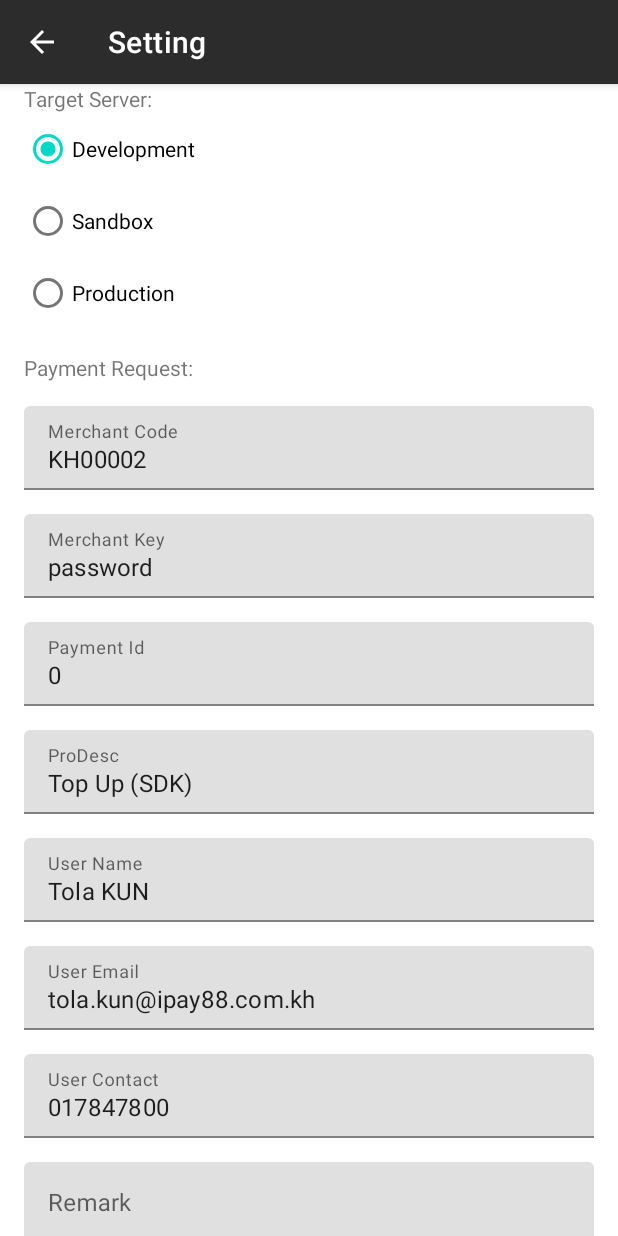
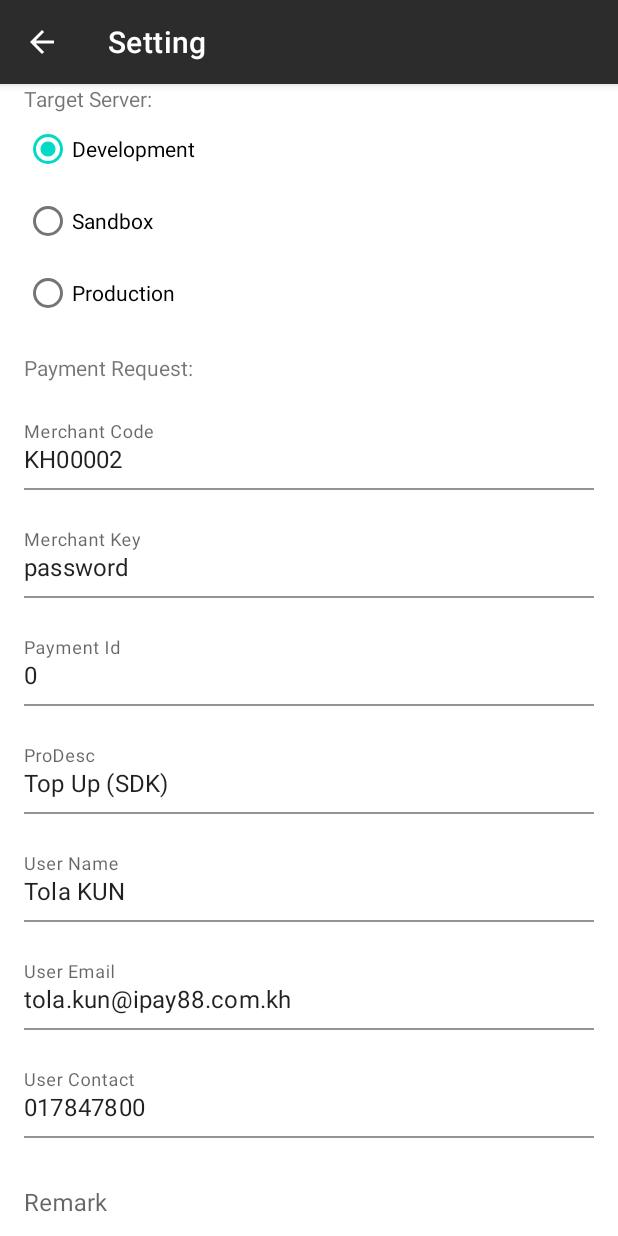
Before and after one commit to ETS-Android2/android-payment-sdk, an Android app: the SettingActivity screen opened directly, with no data from a screen before it, on a phone screen of 412 x 824 dp. Run offline under Robolectric (Android 15) with nearby library versions, the light colour scheme and no system bars.

Commit message:
Update activity_setting.xml

```diff
--- a/app/src/main/res/layout/activity_setting.xml
+++ b/app/src/main/res/layout/activity_setting.xml
@@ -65,7 +65,10 @@
                     android:id="@+id/edtMerchantCode"
                     android:layout_width="match_parent"
                     android:layout_height="wrap_content"
+                    android:paddingStart="0dp"
+                    android:paddingEnd="0dp"
                     android:layout_marginBottom="16dp"
+                    android:background="#00FFFFFF"
                     android:hint="Merchant Code" />
             </com.google.android.material.textfield.TextInputLayout>
 
@@ -77,7 +80,10 @@
                     android:id="@+id/edtMerchantKey"
                     android:layout_width="match_parent"
                     android:layout_height="wrap_content"
+                    android:paddingStart="0dp"
+                    android:paddingEnd="0dp"
                     android:layout_marginBottom="16dp"
+                    android:background="#00FFFFFF"
                     android:hint="Merchant Key" />
             </com.google.android.material.textfield.TextInputLayout>
 
@@ -89,7 +95,10 @@
                     android:id="@+id/edtPaymentId"
                     android:layout_width="match_parent"
                     android:layout_height="wrap_content"
+                    android:paddingStart="0dp"
+                    android:paddingEnd="0dp"
                     android:layout_marginBottom="16dp"
+                    android:background="#00FFFFFF"
                     android:hint="Payment Id"
                     android:inputType="number" />
             </com.google.android.material.textfield.TextInputLayout>
@@ -102,7 +111,10 @@
                     android:id="@+id/edtProDesc"
                     android:layout_width="match_parent"
                     android:layout_height="wrap_content"
+                    android:paddingStart="0dp"
+                    android:paddingEnd="0dp"
                     android:layout_marginBottom="16dp"
+                    android:background="#00FFFFFF"
                     android:hint="ProDesc" />
             </com.google.android.material.textfield.TextInputLayout>
 
@@ -114,7 +126,10 @@
                     android:id="@+id/edtUserName"
                     android:layout_width="match_parent"
                     android:layout_height="wrap_content"
+                    android:paddingStart="0dp"
+                    android:paddingEnd="0dp"
                     android:layout_marginBottom="16dp"
+                    android:background="#00FFFFFF"
                     android:hint="User Name"
                     android:inputType="textPersonName" />
             </com.google.android.material.textfield.TextInputLayout>
@@ -127,7 +142,10 @@
                     android:id="@+id/edtUserEmail"
                     android:layout_width="match_parent"
                     android:layout_height="wrap_content"
+                    android:paddingStart="0dp"
+                    android:paddingEnd="0dp"
                     android:layout_marginBottom="16dp"
+                    android:background="#00FFFFFF"
                     android:hint="User Email"
                     android:inputType="textEmailAddress" />
             </com.google.android.material.textfield.TextInputLayout>
@@ -140,7 +158,10 @@
                     android:id="@+id/edtUserContact"
                     android:layout_width="match_parent"
                     android:layout_height="wrap_content"
+                    android:paddingStart="0dp"
+                    android:paddingEnd="0dp"
                     android:layout_marginBottom="16dp"
+                    android:background="#00FFFFFF"
                     android:hint="User Contact"
                     android:inputType="phone" />
             </com.google.android.material.textfield.TextInputLayout>
@@ -153,7 +174,10 @@
                     android:id="@+id/edtRemark"
                     android:layout_width="match_parent"
                     android:layout_height="wrap_content"
+                    android:paddingStart="0dp"
+                    android:paddingEnd="0dp"
                     android:layout_marginBottom="16dp"
+                    android:background="#00FFFFFF"
                     android:hint="Remark" />
             </com.google.android.material.textfield.TextInputLayout>
 
@@ -165,7 +189,10 @@
                     android:id="@+id/edtBackendUrl"
                     android:layout_width="match_parent"
                     android:layout_height="wrap_content"
+                    android:paddingStart="0dp"
+                    android:paddingEnd="0dp"
                     android:layout_marginBottom="16dp"
+                    android:background="#00FFFFFF"
                     android:hint="Backend URL"
                     android:inputType="textUri" />
             </com.google.android.material.textfield.TextInputLayout>
```
